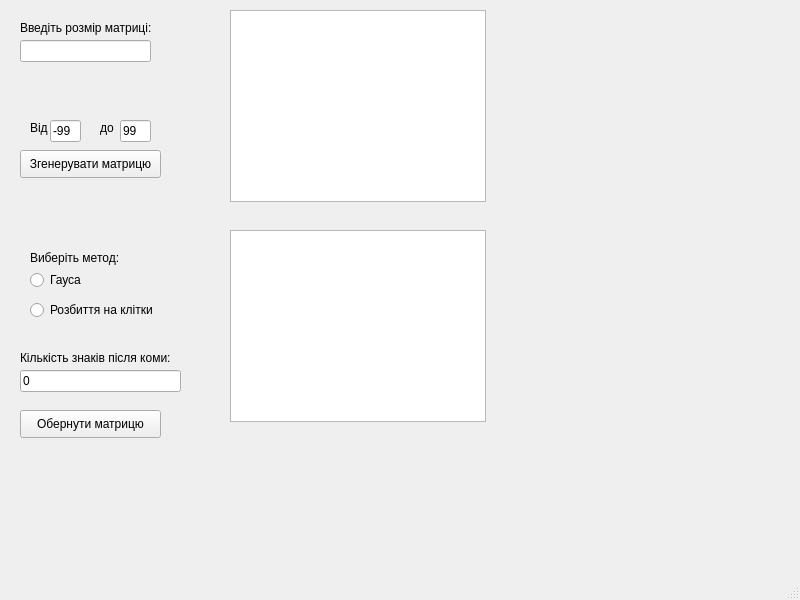
The window that Inversion_Matrix/mainwindow.ui (x-FIREFOUR-x/GUI_inversionMatrix) describes before a commit, drawn with Qt 5.
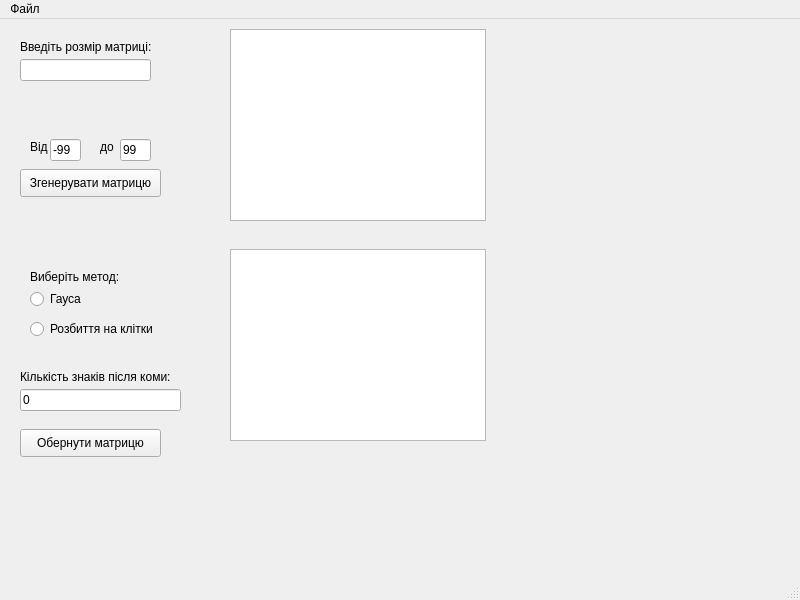
The same window after the commit.

Commit message: add main menu  gui

The edit to the form file:
```diff
--- a/Inversion_Matrix/mainwindow.ui
+++ b/Inversion_Matrix/mainwindow.ui
@@ -246,6 +246,15 @@
      <height>26</height>
     </rect>
    </property>
+   <widget class="QMenu" name="menu">
+    <property name="title">
+     <string>Файл</string>
+    </property>
+    <addaction name="action"/>
+    <addaction name="action_2"/>
+    <addaction name="action_3"/>
+   </widget>
+   <addaction name="menu"/>
   </widget>
   <widget class="QStatusBar" name="statusbar"/>
  </widget>
```
Left out of the diff: 15 changed lines with no effect on the pictures. The commit also changes 2 other files.
